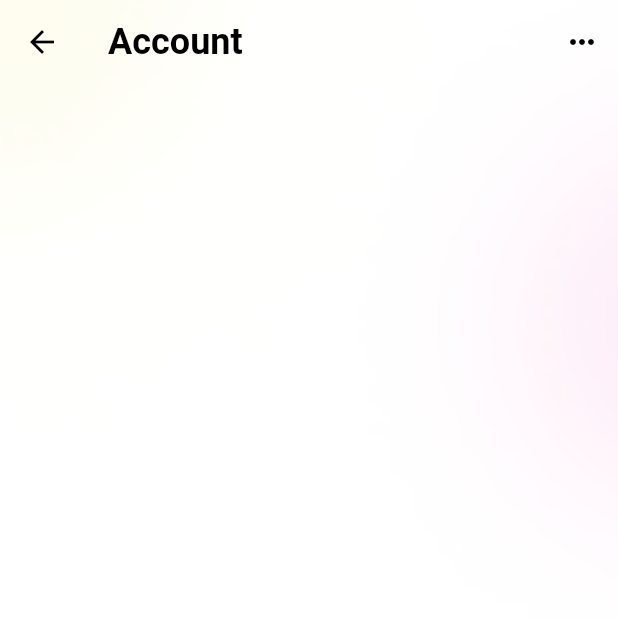
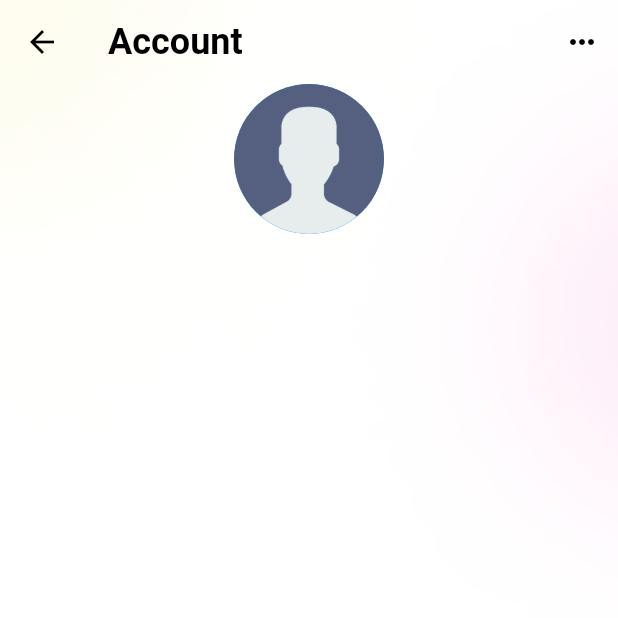
Before and after one commit to Ehouman09/flutter_bloc_tdd_clean_architecture, a Flutter app: the ProfileView screen opened directly, on a phone screen of 412 x 824 dp, the top half of it. Run offline on Flutter 3.47's test engine with Material 3 defaults, Android fonts, the phone set to English and light mode, and no system bars; our stand-ins replace bloc, cloud_firestore, dartz, equatable, firebase_auth, firebase_core and 7 more; accounts and stored records are empty; Roboto replaces fonts that are missing (Poppins); project files that could hold a hidden picture were left out.

Commit message:
Profile ui

```diff
--- a/lib/src/auth/domain/entities/user.dart
+++ b/lib/src/auth/domain/entities/user.dart
@@ -39,7 +39,11 @@ class LocalUser extends Equatable {
   final List<String> followers;
 
   @override
-  List<Object?> get props => [uid, email];
+  List<Object?> get props => [
+    uid, email, profilePic, bio, fullName,
+    groupIds.length, enrolledCourseIds.length,
+    following.length, followers.length
+  ];
 
   @override
   String toString() {
--- /dev/null
+++ b/lib/src/profile/presentation/refactors/profile_header.dart
@@ -0,0 +1,75 @@
+import 'package:educationapp/core/common/app/providers/user_provider.dart';
+import 'package:educationapp/core/extensions/context_extention.dart';
+import 'package:educationapp/core/res/colours.dart';
+import 'package:educationapp/core/res/media_res.dart';
+import 'package:flutter/material.dart';
+import 'package:provider/provider.dart';
+
+class ProfileHeader extends StatelessWidget {
+
+  const ProfileHeader({super.key});
+
+  @override
+  Widget build(BuildContext context) {
+
+    return Consumer<UserProvider>(
+        builder: (_, provider, __) {
+
+          final user = provider.user;
+          final image = user?.profilePic == null ||
+              user!.profilePic!.isEmpty ? null
+              : user.profilePic;
+
+          return Column(
+            children: [
+
+              CircleAvatar(
+                radius: 50,
+                backgroundImage: image != null ? NetworkImage(image) :
+                const AssetImage(MediaRes.user) as ImageProvider,
+              ),
+
+              const SizedBox(height: 16,),
+
+              Text(
+                user?.fullName ?? 'No User',
+                textAlign: TextAlign.center,
+                style: const TextStyle(
+                  fontSize: 24
+                ),
+              ),
+
+
+              if(user?.bio != null && user!.bio!.isNotEmpty)
+                ...[
+                  const SizedBox(height: 8,),
+                  Padding(
+                      padding: EdgeInsets.symmetric(
+                        horizontal: context.width * .15,
+                      ),
+                    child: Text(
+                      user.bio!,
+                      textAlign: TextAlign.center,
+                      style: const TextStyle(
+                        fontSize: 12,
+                        color: Colours.neutralTextColour
+                      ),
+                    ),
+                  )
+                ],
+
+                const SizedBox(
+                  height: 16,
+                )
+
+
+
+
+
+            ],
+          );
+
+        },
+    );
+  }
+}
--- a/lib/src/profile/presentation/views/profile_screen.dart
+++ b/lib/src/profile/presentation/views/profile_screen.dart
@@ -1,5 +1,6 @@
 import 'package:educationapp/core/common/widgets/gradient_background.dart';
 import 'package:educationapp/core/res/media_res.dart';
+import 'package:educationapp/src/profile/presentation/refactors/profile_header.dart';
 import 'package:educationapp/src/profile/presentation/widgets/profile_app_bar.dart';
 import 'package:flutter/material.dart';
 
@@ -19,7 +20,9 @@ class ProfileView extends StatelessWidget {
           image: MediaRes.profileGradientBackground,
           child: ListView(
             padding: const EdgeInsets.symmetric(horizontal: 20),
-            children: [
+            children: const [
+
+               ProfileHeader()
 
             ],
           )
```
